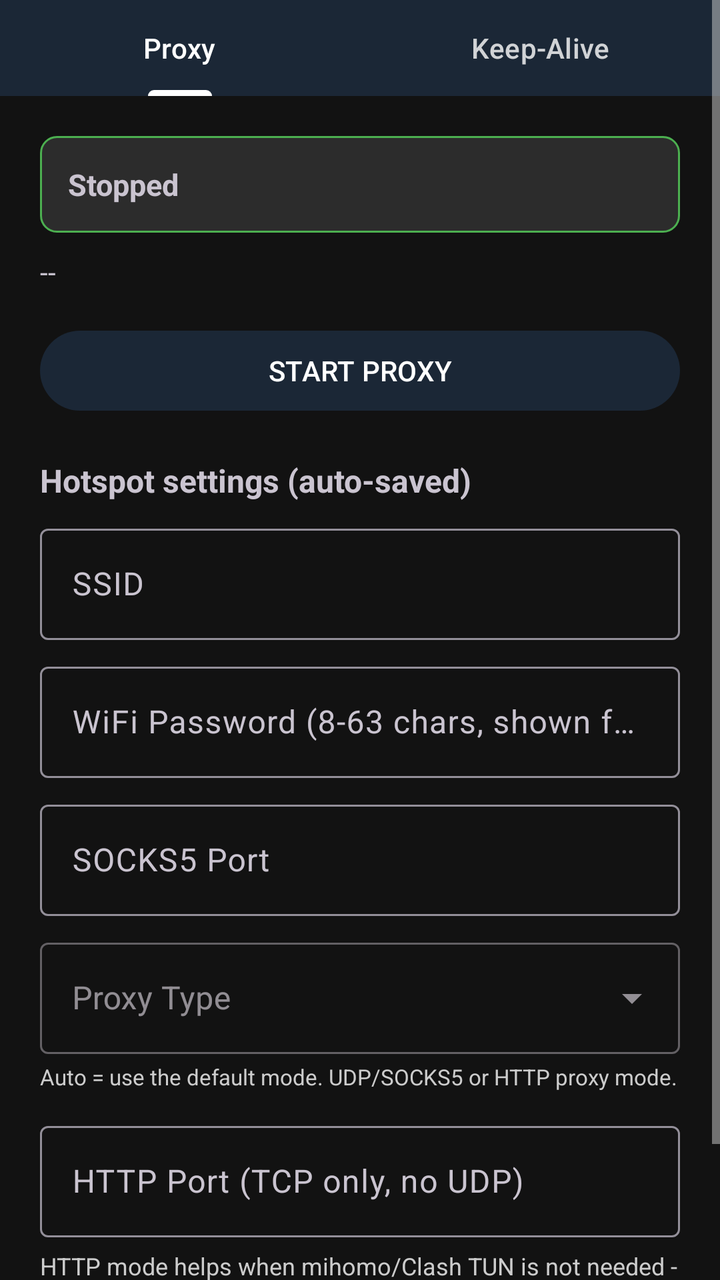
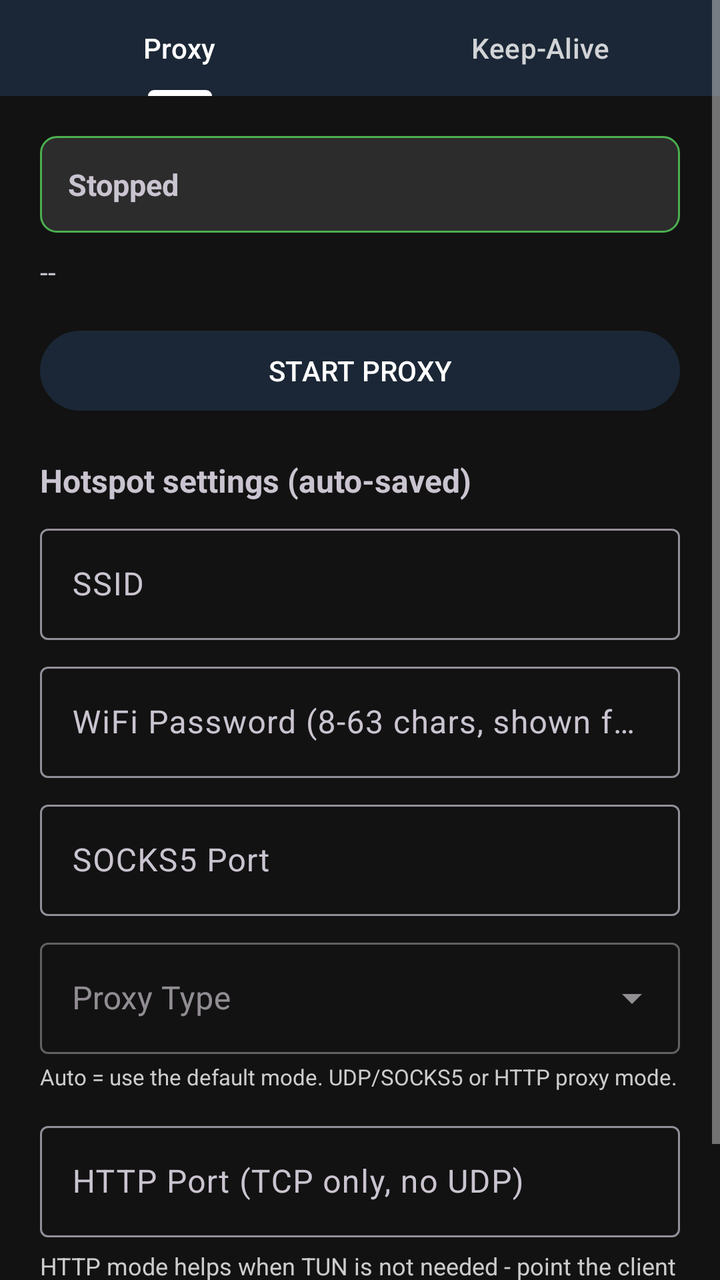

Compare the two renders of this Android layout. The source of the first and the diff that turns it into the second are given below.
<!-- AndroidManifest.xml: application theme Theme.Sacram -->
<!-- res/layout/activity_main.xml -->
<?xml version="1.0" encoding="utf-8"?>
<ScrollView xmlns:android="http://schemas.android.com/apk/res/android"
    android:layout_width="match_parent"
    android:layout_height="match_parent"
    android:background="@color/bg"
    android:fillViewport="true">

    <LinearLayout
        android:layout_width="match_parent"
        android:layout_height="wrap_content"
        android:orientation="vertical">

        <com.google.android.material.tabs.TabLayout
            android:id="@+id/tabLayout"
            android:layout_width="match_parent"
            android:layout_height="wrap_content"
            android:background="@color/primary"
            app:tabIndicatorColor="@color/on_primary"
            app:tabSelectedTextColor="@color/on_primary"
            app:tabTextColor="#CCFFFFFF"
            xmlns:app="http://schemas.android.com/apk/res-auto">

            <com.google.android.material.tabs.TabItem
                android:layout_width="wrap_content"
                android:layout_height="wrap_content"
                android:text="Proxy" />

            <com.google.android.material.tabs.TabItem
                android:layout_width="wrap_content"
                android:layout_height="wrap_content"
                android:text="Keep-Alive" />
        </com.google.android.material.tabs.TabLayout>

        
        <LinearLayout
            android:id="@+id/tabProxy"
            android:layout_width="match_parent"
            android:layout_height="wrap_content"
            android:orientation="vertical"
            android:padding="20dp">

            <TextView
                android:id="@+id/tvStatus"
                android:layout_width="match_parent"
                android:layout_height="wrap_content"
                android:background="@drawable/bg_status"
                android:padding="14dp"
                android:text="Stopped"
                android:textIsSelectable="true"
                android:textSize="15sp"
                android:textStyle="bold" />

            <TextView
                android:id="@+id/tvInfo"
                android:layout_width="match_parent"
                android:layout_height="wrap_content"
                android:layout_marginTop="10dp"
                android:text="--"
                android:textIsSelectable="true"
                android:textSize="14sp" />

            <Button
                android:id="@+id/btnToggle"
                android:layout_width="match_parent"
                android:layout_height="wrap_content"
                android:layout_marginTop="16dp"
                android:text="START PROXY" />

            <TextView
                android:layout_width="match_parent"
                android:layout_height="wrap_content"
                android:layout_marginTop="20dp"
                android:text="Hotspot settings (auto-saved)"
                android:textSize="16sp"
                android:textStyle="bold" />

            <com.google.android.material.textfield.TextInputLayout
                android:id="@+id/tilSsid"
                android:layout_width="match_parent"
                android:layout_height="wrap_content"
                android:layout_marginTop="8dp"
                android:hint="SSID">

                <com.google.android.material.textfield.TextInputEditText
                    android:id="@+id/etSsid"
                    android:layout_width="match_parent"
                    android:layout_height="wrap_content"
                    android:inputType="text" />
            </com.google.android.material.textfield.TextInputLayout>

            <com.google.android.material.textfield.TextInputLayout
                android:id="@+id/tilPass"
                android:layout_width="match_parent"
                android:layout_height="wrap_content"
                android:layout_marginTop="8dp"
                android:hint="WiFi Password (8-63 chars, shown for clients to see)">

                <com.google.android.material.textfield.TextInputEditText
                    android:id="@+id/etPass"
                    android:layout_width="match_parent"
                    android:layout_height="wrap_content"
                    android:inputType="text"
                    android:textIsSelectable="true" />
            </com.google.android.material.textfield.TextInputLayout>

            <com.google.android.material.textfield.TextInputLayout
                android:id="@+id/tilPort"
                android:layout_width="match_parent"
                android:layout_height="wrap_content"
                android:layout_marginTop="8dp"
                android:hint="SOCKS5 Port">

                <com.google.android.material.textfield.TextInputEditText
                    android:id="@+id/etPort"
                    android:layout_width="match_parent"
                    android:layout_height="wrap_content"
                    android:inputType="number" />
            </com.google.android.material.textfield.TextInputLayout>

            <com.google.android.material.textfield.TextInputLayout
                android:id="@+id/tilProxyType"
                android:layout_width="match_parent"
                android:layout_height="wrap_content"
                android:layout_marginTop="8dp"
                android:hint="Proxy Type"
                style="@style/Widget.MaterialComponents.TextInputLayout.OutlinedBox.ExposedDropdownMenu">

                <AutoCompleteTextView
                    android:id="@+id/etProxyType"
                    android:layout_width="match_parent"
                    android:layout_height="wrap_content"
                    android:inputType="none"
                    android:focusable="false"
                    android:clickable="true" />
            </com.google.android.material.textfield.TextInputLayout>

            <TextView
                android:layout_width="match_parent"
                android:layout_height="wrap_content"
                android:layout_marginTop="4dp"
                android:layout_marginBottom="4dp"
                android:text="Auto = use the default mode. UDP/SOCKS5 or HTTP proxy mode."
                android:textColor="@color/text_secondary"
                android:textSize="11sp" />

            <com.google.android.material.textfield.TextInputLayout
                android:id="@+id/tilHttpPort"
                android:layout_width="match_parent"
                android:layout_height="wrap_content"
                android:layout_marginTop="8dp"
                android:hint="HTTP Port (TCP only, no UDP)">

                <com.google.android.material.textfield.TextInputEditText
                    android:id="@+id/etHttpPort"
                    android:layout_width="match_parent"
                    android:layout_height="wrap_content"
                    android:inputType="number" />
            </com.google.android.material.textfield.TextInputLayout>

            <TextView
                android:layout_width="match_parent"
                android:layout_height="wrap_content"
                android:layout_marginTop="6dp"
                android:text="HTTP mode helps when mihomo/Clash TUN is not needed - point the client at http://192.168.49.1:8282"
                android:textSize="12sp"
                android:textColor="@color/text_secondary"
                android:textIsSelectable="true" />

            <TextView
                android:id="@+id/tvSaved"
                android:layout_width="match_parent"
                android:layout_height="wrap_content"
                android:layout_marginTop="6dp"
                android:textColor="@color/text_secondary"
                android:textSize="12sp"
                android:text="Auto-saved to config.txt" />

            <TextView
                android:id="@+id/tvConfigPath"
                android:layout_width="match_parent"
                android:layout_height="wrap_content"
                android:layout_marginTop="4dp"
                android:textColor="@color/text_secondary"
                android:textIsSelectable="true"
                android:textSize="11sp" />

        </LinearLayout>

        
        <LinearLayout
            android:id="@+id/tabKeepalive"
            android:layout_width="match_parent"
            android:layout_height="wrap_content"
            android:orientation="vertical"
            android:padding="20dp"
            android:visibility="gone">

            <TextView
                android:layout_width="match_parent"
                android:layout_height="wrap_content"
                android:text="Keep Sacram alive on aggressive battery savers"
                android:textSize="16sp"
                android:textStyle="bold" />

            <Button
                android:id="@+id/btnBattery"
                android:layout_width="match_parent"
                android:layout_height="wrap_content"
                android:layout_marginTop="12dp"
                android:text="REQUEST BATTERY EXEMPTION" />

            <Button
                android:id="@+id/btnAutostart"
                android:layout_width="match_parent"
                android:layout_height="wrap_content"
                android:layout_marginTop="8dp"
                android:text="AUTOSTART SETTINGS" />

            <Button
                android:id="@+id/btnWiki"
                android:layout_width="match_parent"
                android:layout_height="wrap_content"
                android:layout_marginTop="8dp"
                android:text="OPEN SETUP GUIDE (WIKI)" />

            <TextView
                android:layout_width="match_parent"
                android:layout_height="wrap_content"
                android:layout_marginTop="24dp"
                android:text="@string/help"
                android:textIsSelectable="true"
                android:textSize="13sp" />

        </LinearLayout>

    </LinearLayout>
</ScrollView>
<!-- resources referenced by this layout -->
<resources>
  <color name="bg">#121212</color>
  <color name="on_primary">#FFFFFF</color>
  <color name="primary">#1B2736</color>
  <color name="text_secondary">#CCCCCC</color>
  <!-- drawable bg_status (drawable) -->
  <?xml version="1.0" encoding="utf-8"?>
  <shape xmlns:android="http://schemas.android.com/apk/res/android">
      <solid android:color="#2C2C2C" />
      <stroke android:width="1dp" android:color="#4CAF50" />
      <corners android:radius="8dp" />
  </shape>
  <string name="help">Full setup guide, PC client config and troubleshooting are on the
  GitHub Wiki: github.com/SynacNipo/Sacram/wiki
  
  Short version:
  1. START proxy - the app becomes a WiFi Direct hotspot.
  2. Connect your PC/device to the SSID shown on screen.
  3. On the PC use a TUN-mode client (mihomo / Clash Verge Rev)
     pointing to socks5 address shown above - TUN is required for
     systemwide TCP + UDP (games, DNS, UDP apps).</string>
  <style name="Theme.Sacram" parent="Theme.Material3.Dark.NoActionBar">
          <item name="colorPrimary">@color/primary</item>
          <item name="colorOnPrimary">@color/on_primary</item>
          <item name="colorSecondary">@color/primary</item>
          <item name="android:windowBackground">@color/bg</item>
          <item name="android:colorBackground">@color/bg</item>
          <item name="android:textColorPrimary">@color/text_primary</item>
          <item name="android:textColorSecondary">@color/text_secondary</item>
      </style>
  <color name="text_primary">#FFFFFF</color>
</resources>

<!-- the commit's change to res/layout/activity_main.xml (unified diff, before → after) -->
@@ -161,7 +161,7 @@
                 android:layout_width="match_parent"
                 android:layout_height="wrap_content"
                 android:layout_marginTop="6dp"
-                android:text="HTTP mode helps when mihomo/Clash TUN is not needed - point the client at http://192.168.49.1:8282"
+                android:text="HTTP mode helps when TUN is not needed - point the client at http://192.168.49.1:8282"
                 android:textSize="12sp"
                 android:textColor="@color/text_secondary"
                 android:textIsSelectable="true" />
@@ -227,6 +227,50 @@
                 android:layout_width="match_parent"
                 android:layout_height="wrap_content"
                 android:layout_marginTop="24dp"
+                android:text="Network keep-alive ping"
+                android:textSize="16sp"
+                android:textStyle="bold" />
+
+            <TextView
+                android:layout_width="match_parent"
+                android:layout_height="wrap_content"
+                android:layout_marginTop="4dp"
+                android:text="While the proxy runs, Sacram pings the URL below on an interval so the OS sees traffic and is less likely to idle or kill it. Edit and start/restart the proxy to apply."
+                android:textColor="@color/text_secondary"
+                android:textSize="12sp" />
+
+            <com.google.android.material.textfield.TextInputLayout
+                android:id="@+id/tilKeepaliveUrl"
+                android:layout_width="match_parent"
+                android:layout_height="wrap_content"
+                android:layout_marginTop="8dp"
+                android:hint="Keep-Alive URL (pre-listed site)">
+
+                <com.google.android.material.textfield.TextInputEditText
+                    android:id="@+id/etKeepaliveUrl"
+                    android:layout_width="match_parent"
+                    android:layout_height="wrap_content"
+                    android:inputType="textUri" />
+            </com.google.android.material.textfield.TextInputLayout>
+
+            <com.google.android.material.textfield.TextInputLayout
+                android:id="@+id/tilKeepaliveInterval"
+                android:layout_width="match_parent"
+                android:layout_height="wrap_content"
+                android:layout_marginTop="8dp"
+                android:hint="Ping interval (seconds, min 15)">
+
+                <com.google.android.material.textfield.TextInputEditText
+                    android:id="@+id/etKeepaliveInterval"
+                    android:layout_width="match_parent"
+                    android:layout_height="wrap_content"
+                    android:inputType="number" />
+            </com.google.android.material.textfield.TextInputLayout>
+
+            <TextView
+                android:layout_width="match_parent"
+                android:layout_height="wrap_content"
+                android:layout_marginTop="24dp"
                 android:text="@string/help"
                 android:textIsSelectable="true"
                 android:textSize="13sp" />
